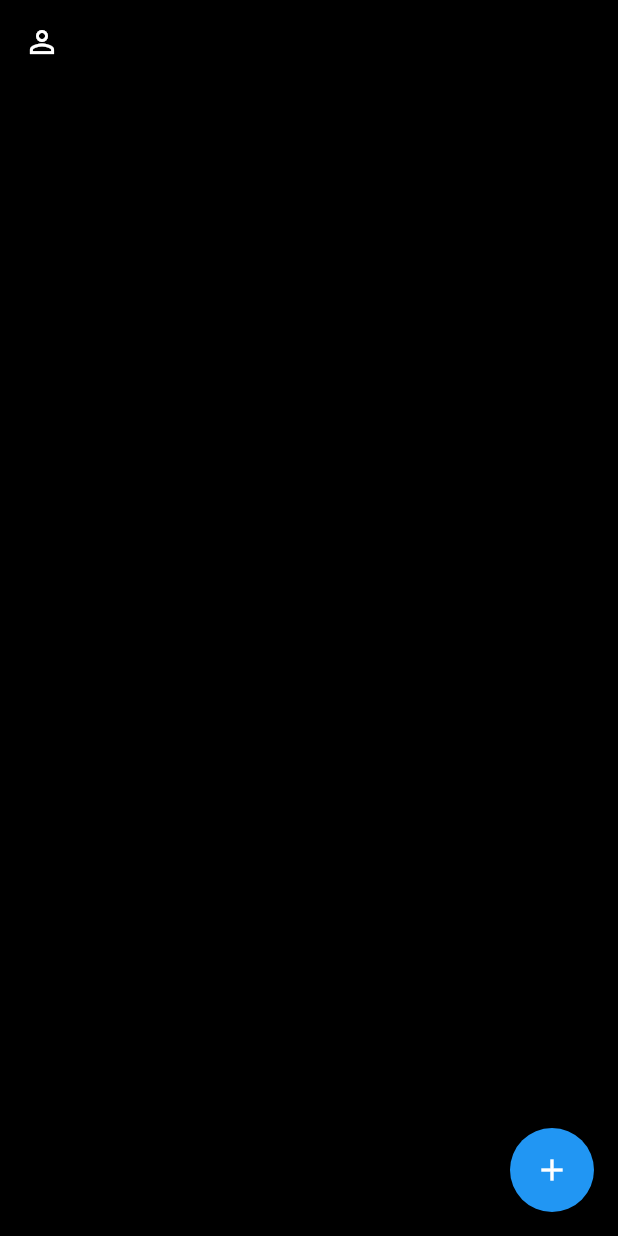
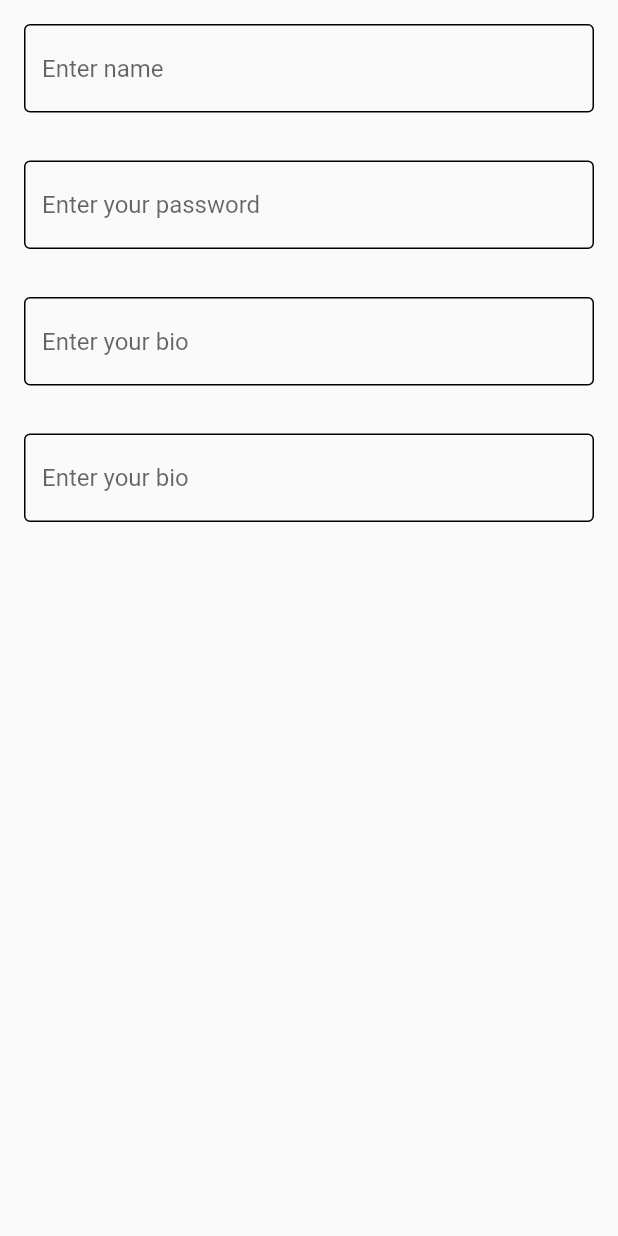
Before and after one commit to johnomeyo/twitterfeed, a Flutter app: the screen it shows after launch, on a phone screen of 412 x 824 dp. Run offline on Flutter 3.47's test engine with Material 2 defaults, Android fonts, the phone set to English and light mode, and no system bars; our stand-ins replace cloud_firestore, device_preview, firebase_auth, firebase_core; accounts and stored records are empty.

Commit message:
sign up page

```diff
--- /dev/null
+++ b/lib/auth/auth_methods.dart
@@ -0,0 +1,30 @@
+import 'dart:typed_data';
+
+import 'package:firebase_auth/firebase_auth.dart';
+
+// import 'package:firebase_core/firebase_core.dart';
+var firebase = FirebaseAuth.instance;
+
+class AuthMethods {
+  Future<String> signUpUser({
+    required String name,
+    required String bio,
+    required String password,
+    required String email,
+    required Uint8List file,
+  }) async {
+    String res = ' Some error occured';
+    try {
+      if (name.isNotEmpty &&
+          bio.isNotEmpty &&
+          email.isNotEmpty &&
+          password.isNotEmpty) {
+        UserCredential cred = await firebase.createUserWithEmailAndPassword(
+            email: email, password: password);
+      }
+    } catch (e) {
+      res = e.toString();
+    }
+    return res;
+  }
+}
--- /dev/null
+++ b/lib/auth/sign_up.dart
@@ -0,0 +1,75 @@
+import 'package:flutter/material.dart';
+
+class SignUpScreen extends StatefulWidget {
+  const SignUpScreen({super.key});
+
+  @override
+  State<SignUpScreen> createState() => _SignUpScreenState();
+}
+
+class _SignUpScreenState extends State<SignUpScreen> {
+  final passwordController = TextEditingController();
+
+  final nameCtrl = TextEditingController();
+
+  final bioCtrl = TextEditingController();
+  final emailCtrl = TextEditingController();
+  @override
+  void dispose() {
+    passwordController.dispose();
+    nameCtrl.dispose();
+    bioCtrl.dispose();
+    emailCtrl.dispose();
+    super.dispose();
+  }
+
+  @override
+  Widget build(BuildContext context) {
+    return Scaffold(
+      body: Column(
+        children: [
+          Padding(
+            padding: const EdgeInsets.all(16),
+            child: TextField(
+              controller: nameCtrl,
+              decoration: const InputDecoration(
+                  hintText: "Enter name",
+                  border: InputBorder.none,
+                  enabledBorder: OutlineInputBorder()),
+            ),
+          ),
+          Padding(
+            padding: const EdgeInsets.all(16),
+            child: TextField(
+              controller: passwordController,
+              decoration: const InputDecoration(
+                  hintText: "Enter your password",
+                  border: InputBorder.none,
+                  enabledBorder: OutlineInputBorder()),
+            ),
+          ),
+          Padding(
+            padding: const EdgeInsets.all(16),
+            child: TextField(
+              controller: bioCtrl,
+              decoration: const InputDecoration(
+                  hintText: "Enter your bio",
+                  border: InputBorder.none,
+                  enabledBorder: OutlineInputBorder()),
+            ),
+          ),
+          Padding(
+            padding: const EdgeInsets.all(16),
+            child: TextField(
+              controller: bioCtrl,
+              decoration: const InputDecoration(
+                  hintText: "Enter your bio",
+                  border: InputBorder.none,
+                  enabledBorder: OutlineInputBorder()),
+            ),
+          ),
+        ],
+      ),
+    );
+  }
+}
--- a/lib/feed_page.dart
+++ b/lib/feed_page.dart
@@ -1,6 +1,6 @@
 // import 'package:cloud_firestore/cloud_firestore.dart';
 import 'package:cloud_firestore/cloud_firestore.dart';
-import 'package:firebase_core/firebase_core.dart';
+// import 'package:firebase_core/firebase_core.dart';
 import 'package:flutter/material.dart';
 
 class FeedPage extends StatefulWidget {
--- a/lib/main.dart
+++ b/lib/main.dart
@@ -3,6 +3,7 @@
 import 'package:cloud_firestore/cloud_firestore.dart';
 import 'package:firebase_core/firebase_core.dart';
 import 'package:flutter/material.dart';
+import 'package:twitter_api/auth/sign_up.dart';
 import 'package:twitter_api/components/alpha.dart';
 import 'package:twitter_api/feed_page.dart';
 import 'package:twitter_api/firebase_options.dart';
@@ -17,7 +18,7 @@ void main() async {
     enabled: true,
     builder: (BuildContext context) {
       // ignore: deprecated_member_use
-      return const MaterialApp(useInheritedMediaQuery: true, home: MyApp());
+      return const MaterialApp(useInheritedMediaQuery: true, home: SignUpScreen());
     },
   ));
 }
--- a/pubspec.yaml
+++ b/pubspec.yaml
@@ -39,6 +39,7 @@ dependencies:
   cloud_firestore: ^4.8.4
   device_preview: ^1.1.0
   google_fonts: ^5.1.0
+  firebase_auth: ^4.7.3
 
 dev_dependencies:
   flutter_test:
```
Also changed, not shown: lib/components/alpha.dart (+11 -10 lines), pubspec.lock, 1 other file.
